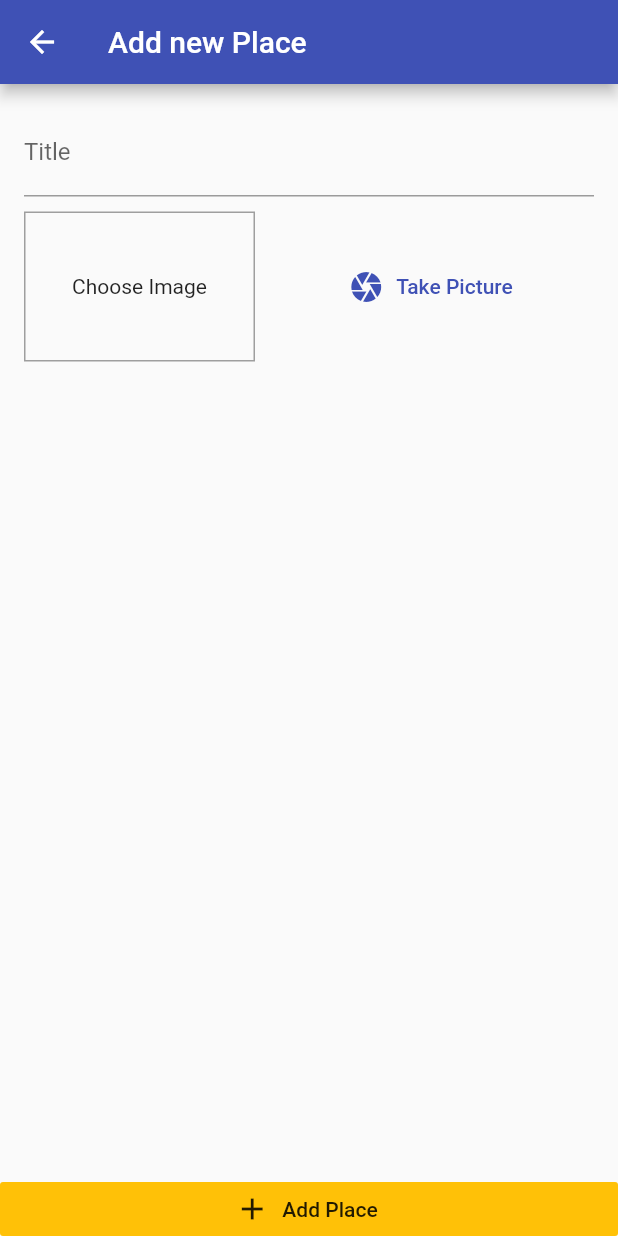
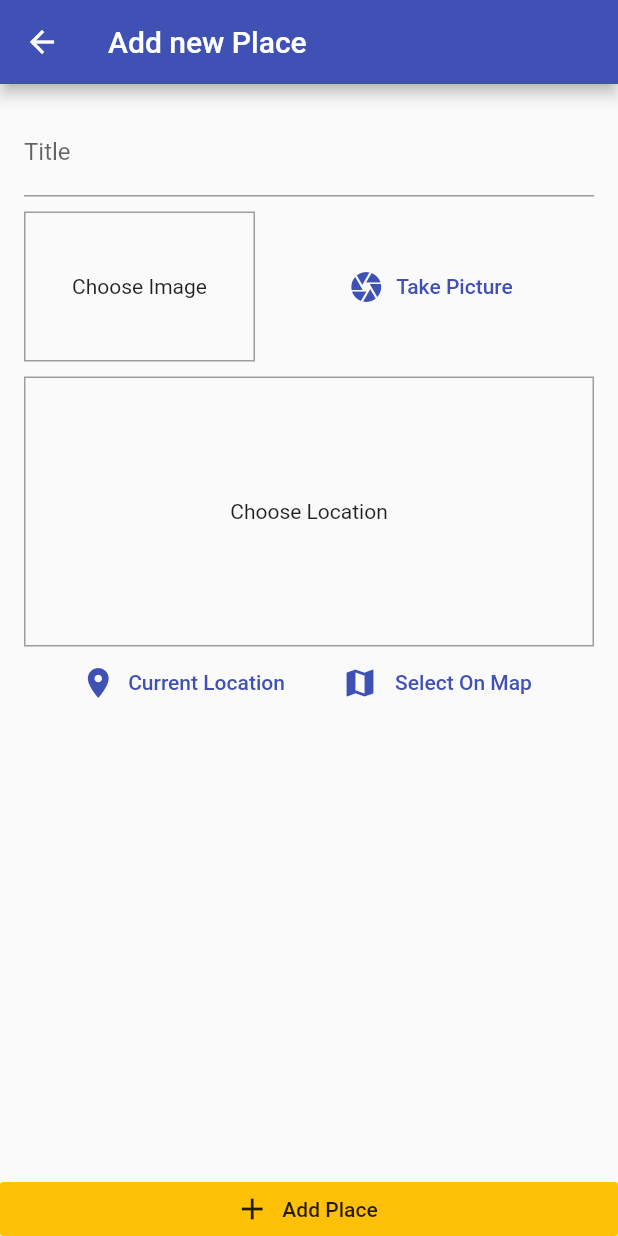
Before and after one commit to yeasin50/Great_Places_Todo, a Flutter app: the AddPlaceScreen screen opened by its route, on a phone screen of 412 x 824 dp. Run offline on Flutter 3.47's test engine with Material 2 defaults, Android fonts, the phone set to English and light mode, and no system bars; our stand-ins replace google_maps_flutter, image_picker, location, sqflite; accounts and stored records are empty.

Commit message:
init maps

```diff
--- /dev/null
+++ b/lib/helpers/location_helper.dart
@@ -0,0 +1,17 @@
+import 'dart:convert';
+
+import 'package:http/http.dart' as http;
+
+const GOOGLE_API_KEY = ' ';
+
+class LocationHelper {
+  static String generateLocationPreviewImage({double latitude, double longitude,}) {
+    return 'https://maps.googleapis.com/maps/api/staticmap?center=&$latitude,$longitude&zoom=16&size=600x300&maptype=roadmap&markers=color:red%7Clabel:A%7C$latitude,$longitude&key=$GOOGLE_API_KEY';
+  }
+
+  static Future<String> getPlaceAddress(double lat, double lng) async {
+    final url = 'https://maps.googleapis.com/maps/api/geocode/json?latlng=$lat,$lng&key=$GOOGLE_API_KEY';
+    final response = await http.get(url);
+    return json.decode(response.body)['results'][0]['formatted_address'];
+  }
+}
--- a/lib/screens/add_place_screen.dart
+++ b/lib/screens/add_place_screen.dart
@@ -4,6 +4,7 @@ import '../widgets/image_input.dart';
 import 'dart:io';
 import 'package:provider/provider.dart';
 import '../provider/places.dart';
+import '../widgets/location_input.dart';
 
 class AddPlaceScreen extends StatefulWidget {
   static const routeName = '/add-place';
@@ -58,6 +59,8 @@ class _AddPlaceScreenState extends State<AddPlaceScreen> {
                     height: 10,
                   ),
                   ImageInput(_selectImage),
+                  SizedBox(height: 10,),
+                  LocationInput(),
                 ],
               ),
             ),
--- /dev/null
+++ b/lib/widgets/location_input.dart
@@ -0,0 +1,76 @@
+import 'package:flutter/material.dart';
+import 'package:location/location.dart';
+import '../helpers/location_helper.dart';
+
+class LocationInput extends StatefulWidget {
+  LocationInput({Key key}) : super(key: key);
+
+  @override
+  _LocationInputState createState() => _LocationInputState();
+}
+
+class _LocationInputState extends State<LocationInput> {
+  String _previewImageUrl;
+
+  Future<void> _getCurrentLocation() async {
+    final location = await Location().getLocation();
+    print(location.latitude);
+    print(location.longitude);
+    final staticMapUrl = LocationHelper.generateLocationPreviewImage(
+      latitude: location.latitude,
+      longitude: location.longitude,
+    );
+    setState(() {
+      _previewImageUrl = staticMapUrl;
+    });
+  }
+
+  @override
+  Widget build(BuildContext context) {
+    final width = MediaQuery.of(context).size.width;
+    return Column(
+      children: <Widget>[
+        Container(
+          height: 180,
+          width: double.infinity,
+          alignment: Alignment.center,
+          decoration: BoxDecoration(
+              border: Border.all(
+            width: 1,
+            color: Colors.grey,
+          )),
+          child: _previewImageUrl == null
+              ? Text(
+                  "Choose Location",
+                  textAlign: TextAlign.center,
+                )
+              : Image.network(
+                  _previewImageUrl,
+                  fit: BoxFit.cover,
+                  width: double.infinity,
+                ),
+        ),
+        Row(
+          mainAxisAlignment: MainAxisAlignment.center,
+          children: <Widget>[
+            FlatButton.icon(
+              onPressed: _getCurrentLocation,
+              icon: Icon(Icons.location_on),
+              label: Text("Current Location"),
+              textColor: Theme.of(context).primaryColor,
+            ),
+            SizedBox(
+              width: 10,
+            ),
+            FlatButton.icon(
+              onPressed: () {},
+              icon: Icon(Icons.map),
+              label: Text(" Select On Map"),
+              textColor: Theme.of(context).primaryColor,
+            ),
+          ],
+        )
+      ],
+    );
+  }
+}
--- a/pubspec.yaml
+++ b/pubspec.yaml
@@ -3,7 +3,7 @@ description: A new Flutter project.
 
 # The following line prevents the package from being accidentally published to
 # pub.dev using `pub publish`. This is preferred for private packages.
-publish_to: 'none' # Remove this line if you wish to publish to pub.dev
+publish_to: "none" # Remove this line if you wish to publish to pub.dev
 
 # The following defines the version and build number for your application.
 # A version number is three numbers separated by dots, like 1.2.43
@@ -24,7 +24,9 @@ dependencies:
   flutter:
     sdk: flutter
   cupertino_icons: ^0.1.3
+  google_maps_flutter: ^1.0.3
   image_picker: ^0.6.7+11
+  location: ^3.0.2
   path: ^1.7.0
   path_provider: ^1.6.21
   provider: ^4.3.2+2
@@ -38,7 +40,6 @@ dev_dependencies:
 # following page: https://dart.dev/tools/pub/pubspec
 # The following section is specific to Flutter.
 flutter:
-
   # The following line ensures that the Material Icons font is
   # included with your application, so that you can use the icons in
   # the material Icons class.
```
Also changed, not shown: lib/screens/map_screen.dart (added, +18 -0 lines), pubspec.lock, 3 other files.
